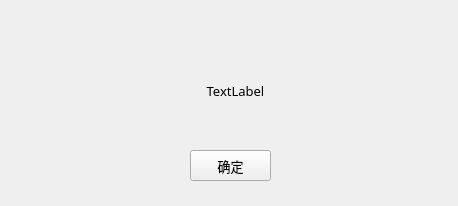
Qt form UI/untitled.ui (qcneverrepeat/yancao) before a commit.
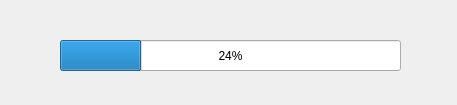
The same form after that commit.

```diff
--- a/UI/untitled.ui
+++ b/UI/untitled.ui
@@ -6,58 +6,24 @@
    <rect>
     <x>0</x>
     <y>0</y>
-    <width>458</width>
-    <height>206</height>
+    <width>457</width>
+    <height>105</height>
    </rect>
   </property>
   <property name="windowTitle">
    <string>Form</string>
   </property>
-  <widget class="QPushButton" name="pushButton">
+  <widget class="QProgressBar" name="progressBar">
    <property name="geometry">
     <rect>
-     <x>190</x>
-     <y>150</y>
-     <width>81</width>
+     <x>60</x>
+     <y>40</y>
+     <width>341</width>
      <height>31</height>
     </rect>
    </property>
-   <property name="font">
-    <font>
-     <family>宋体</family>
-     <pointsize>10</pointsize>
-    </font>
-   </property>
-   <property name="text">
-    <string>确定</string>
-   </property>
-  </widget>
-  <widget class="QLabel" name="label">
-   <property name="geometry">
-    <rect>
-     <x>80</x>
-     <y>50</y>
-     <width>311</width>
-     <height>81</height>
-    </rect>
-   </property>
-   <property name="font">
-    <font>
-     <family>宋体</family>
-     <pointsize>10</pointsize>
-    </font>
-   </property>
-   <property name="cursor">
-    <cursorShape>ArrowCursor</cursorShape>
-   </property>
-   <property name="layoutDirection">
-    <enum>Qt::LeftToRight</enum>
-   </property>
-   <property name="text">
-    <string>TextLabel</string>
-   </property>
-   <property name="alignment">
-    <set>Qt::AlignCenter</set>
+   <property name="value">
+    <number>24</number>
    </property>
   </widget>
  </widget>
```
Left out of the diff: 4 changed lines with no effect on the pictures.
